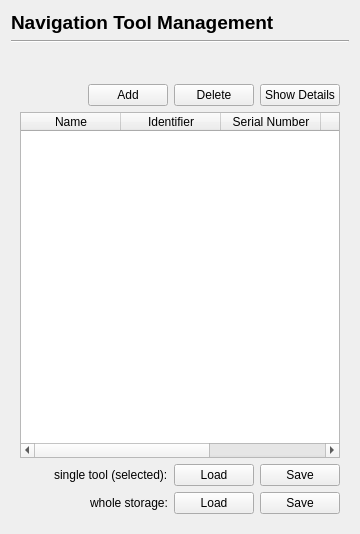
The window that Modules/IGTUI/Qmitk/QmitkNavigationToolManagementWidgetControls.ui (MITK/MITK) describes before a commit, drawn with Qt 5.
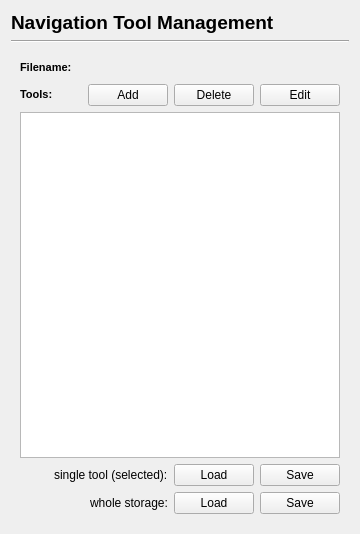
The same window after the commit. Custom widgets are drawn as their Qt base class.

Commit message: ENH (#3167): Further implementation of the NavigationToolManagementWdiget. Most things except the Load/Save funktionality is already working.

What changed in the file:
```diff
--- a/Modules/IGTUI/Qmitk/QmitkNavigationToolManagementWidgetControls.ui
+++ b/Modules/IGTUI/Qmitk/QmitkNavigationToolManagementWidgetControls.ui
@@ -40,6 +40,17 @@
       <layout class="QVBoxLayout" name="verticalLayout" >
        <item>
         <layout class="QHBoxLayout" name="horizontalLayout" >
+         <item>
+          <widget class="QLabel" name="label_10" >
+           <property name="text" >
+            <string>&lt;!DOCTYPE HTML PUBLIC "-//W3C//DTD HTML 4.0//EN" "http://www.w3.org/TR/REC-html40/strict.dtd">
+&lt;html>&lt;head>&lt;meta name="qrichtext" content="1" />&lt;style type="text/css">
+p, li { white-space: pre-wrap; }
+&lt;/style>&lt;/head>&lt;body style=" font-family:'MS Shell Dlg 2'; font-size:8.25pt; font-weight:400; font-style:normal;">
+&lt;p style=" margin-top:0px; margin-bottom:0px; margin-left:0px; margin-right:0px; -qt-block-indent:0; text-indent:0px;">&lt;span style=" font-size:8pt; font-weight:600;">Filename:&lt;/span>&lt;/p>&lt;/body>&lt;/html></string>
+           </property>
+          </widget>
+         </item>
          <item>
           <widget class="QLabel" name="m_StorageName" >
            <property name="text" >
@@ -64,6 +75,17 @@
        </item>
        <item>
         <layout class="QHBoxLayout" name="horizontalLayout_4" >
+         <item>
+          <widget class="QLabel" name="label_11" >
+           <property name="text" >
+            <string>&lt;!DOCTYPE HTML PUBLIC "-//W3C//DTD HTML 4.0//EN" "http://www.w3.org/TR/REC-html40/strict.dtd">
+&lt;html>&lt;head>&lt;meta name="qrichtext" content="1" />&lt;style type="text/css">
+p, li { white-space: pre-wrap; }
+&lt;/style>&lt;/head>&lt;body style=" font-family:'MS Shell Dlg 2'; font-size:8.25pt; font-weight:400; font-style:normal;">
+&lt;p style=" margin-top:0px; margin-bottom:0px; margin-left:0px; margin-right:0px; -qt-block-indent:0; text-indent:0px;">&lt;span style=" font-size:8pt; font-weight:600;">Tools:&lt;/span>&lt;/p>&lt;/body>&lt;/html></string>
+           </property>
+          </widget>
+         </item>
          <item>
           <spacer name="horizontalSpacer_4" >
            <property name="orientation" >
@@ -94,40 +116,14 @@
          <item>
           <widget class="QPushButton" name="m_ShowDetails" >
            <property name="text" >
-            <string>Show Details</string>
+            <string>Edit</string>
            </property>
           </widget>
          </item>
         </layout>
        </item>
        <item>
-        <widget class="QTableWidget" name="m_ToolTable" >
-         <column>
-          <property name="text" >
-           <string>Name</string>
-          </property>
-         </column>
-         <column>
-          <property name="text" >
-           <string>Identifier</string>
-          </property>
-         </column>
-         <column>
-          <property name="text" >
-           <string>Serial Number</string>
-          </property>
-         </column>
-         <column>
-          <property name="text" >
-           <string>Type</string>
-          </property>
-         </column>
-         <column>
-          <property name="text" >
-           <string>Tracking Device</string>
-          </property>
-         </column>
-        </widget>
+        <widget class="QListWidget" name="m_ToolList" />
        </item>
        <item>
         <layout class="QHBoxLayout" name="horizontalLayout_2" >
```
Left out of the diff: 38 changed lines with no effect on the pictures. The commit also changes 2 other files.
